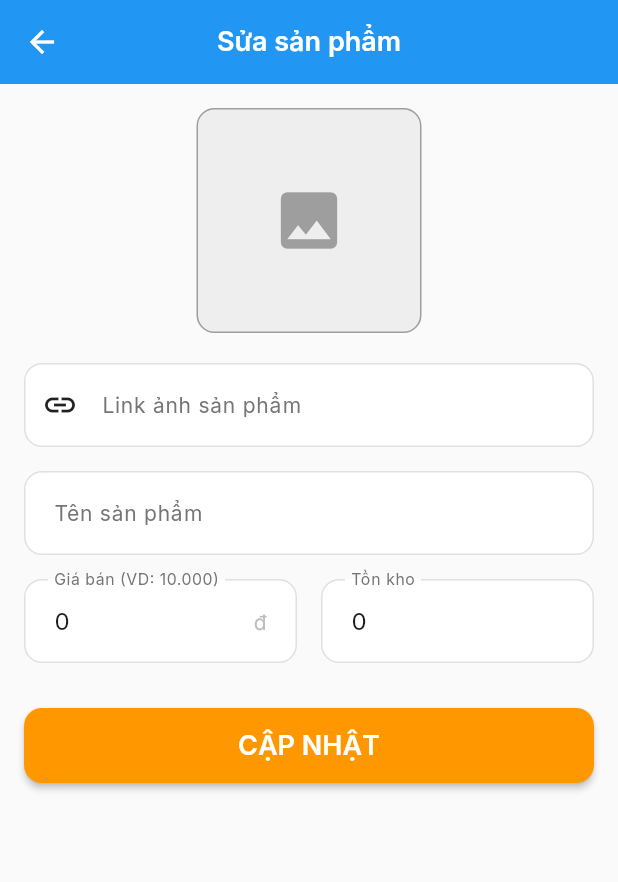
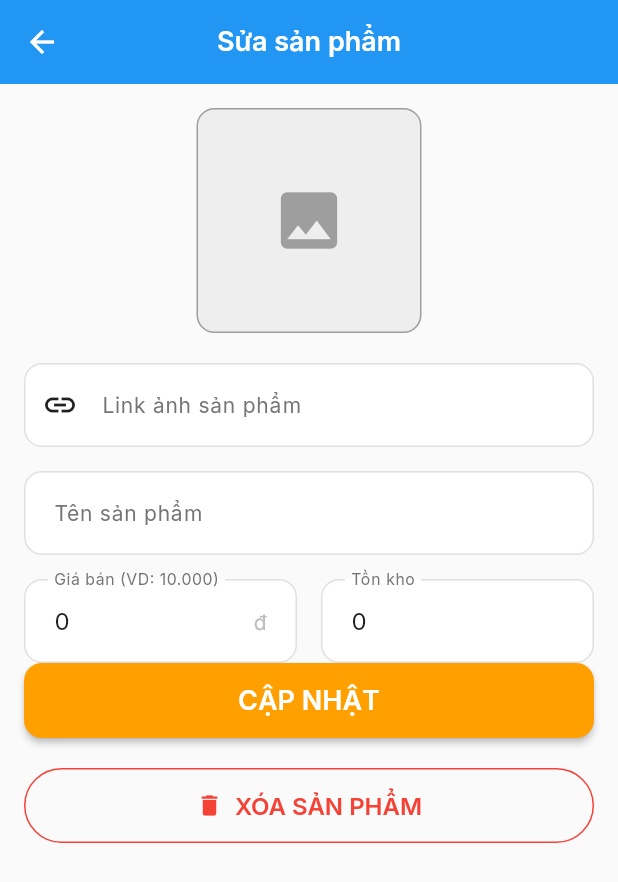
Before and after one commit to NguyenHuynhDucThanh/Sales_Manager_App, a Flutter app: the EditProductScreen screen opened directly with empty values, on a phone screen of 412 x 824 dp. Shown: the top 882 px of the screen. Run offline on Flutter 3.47's test engine with Material 3 defaults, Android fonts, the phone set to English and light mode, and no system bars; our stand-ins replace cached_network_image, cloud_firestore, firebase_auth, firebase_core, flutter_riverpod, google_fonts; accounts and stored records are empty.

Commit message:
Implement Delete Product feature in Admin panel

```diff
--- a/lib/features/products/screens/edit_product_screen.dart
+++ b/lib/features/products/screens/edit_product_screen.dart
@@ -173,22 +173,40 @@ class _EditProductScreenState extends State<EditProductScreen> {
                       ),
                     ],
                   ),
-                const SizedBox(height: 30),
+                  // Update Button
                   Consumer<EditProductViewModel>(
                     builder: (context, viewModel, child) {
-                    return SizedBox(
+                      return Column(
+                        children: [
+                          SizedBox(
                             width: double.infinity,
                             height: 50,
                             child: ElevatedButton(
                               onPressed: viewModel.isLoading ? null : () => _handleUpdate(viewModel),
                               style: ElevatedButton.styleFrom(
-                          backgroundColor: Colors.orange,
+                                backgroundColor: Colors.amber[700], // Orange/Amber for update
                                 foregroundColor: Colors.white,
                               ),
                               child: viewModel.isLoading
                                   ? const CircularProgressIndicator(color: Colors.white)
                                   : const Text('CẬP NHẬT', style: TextStyle(fontSize: 18)),
                             ),
+                          ),
+                          const SizedBox(height: 20),
+                          SizedBox(
+                            width: double.infinity,
+                            height: 50,
+                            child: OutlinedButton.icon(
+                              onPressed: viewModel.isLoading ? null : _handleDelete,
+                              icon: const Icon(Icons.delete, color: Colors.red),
+                              label: const Text('XÓA SẢN PHẨM', style: TextStyle(color: Colors.red, fontSize: 16)),
+                              style: OutlinedButton.styleFrom(
+                                side: const BorderSide(color: Colors.red),
+                                shape: RoundedRectangleBorder(borderRadius: BorderRadius.circular(25)),
+                              ),
+                            ),
+                          ),
+                        ],
                       );
                     },
                   ),
@@ -199,4 +217,46 @@ class _EditProductScreenState extends State<EditProductScreen> {
         ),
     );
   }
+
+  Future<void> _handleDelete() async {
+    final confirmed = await showDialog<bool>(
+      context: context,
+      builder: (context) => AlertDialog(
+        title: const Text('Xóa sản phẩm?'),
+        content: Text('Bạn có chắc chắn muốn xóa "${widget.product.name}" không?'),
+        actions: [
+          TextButton(
+            onPressed: () => Navigator.pop(context, false),
+            child: const Text('Hủy'),
+          ),
+          TextButton(
+            onPressed: () => Navigator.pop(context, true),
+            style: TextButton.styleFrom(foregroundColor: Colors.red),
+            child: const Text('Xóa'),
+          ),
+        ],
+      ),
+    );
+
+    if (confirmed == true && mounted) {
+      final productListViewModel = context.read<ProductListViewModel>();
+      final success = await productListViewModel.deleteProduct(widget.product.id);
+
+      if (mounted) {
+        if (success) {
+          ScaffoldMessenger.of(context).showSnackBar(
+            const SnackBar(content: Text('Đã xóa sản phẩm')),
+          );
+          Navigator.pop(context); // Pop edit screen
+        } else {
+          ScaffoldMessenger.of(context).showSnackBar(
+            SnackBar(
+              content: Text('Lỗi: ${productListViewModel.errorMessage ?? "Không thể xóa"}'),
+              backgroundColor: Colors.red,
+            ),
+          );
         }
+      }
+    }
+  }
+}
```
Lines whose indentation alone changed are shown as unchanged.
